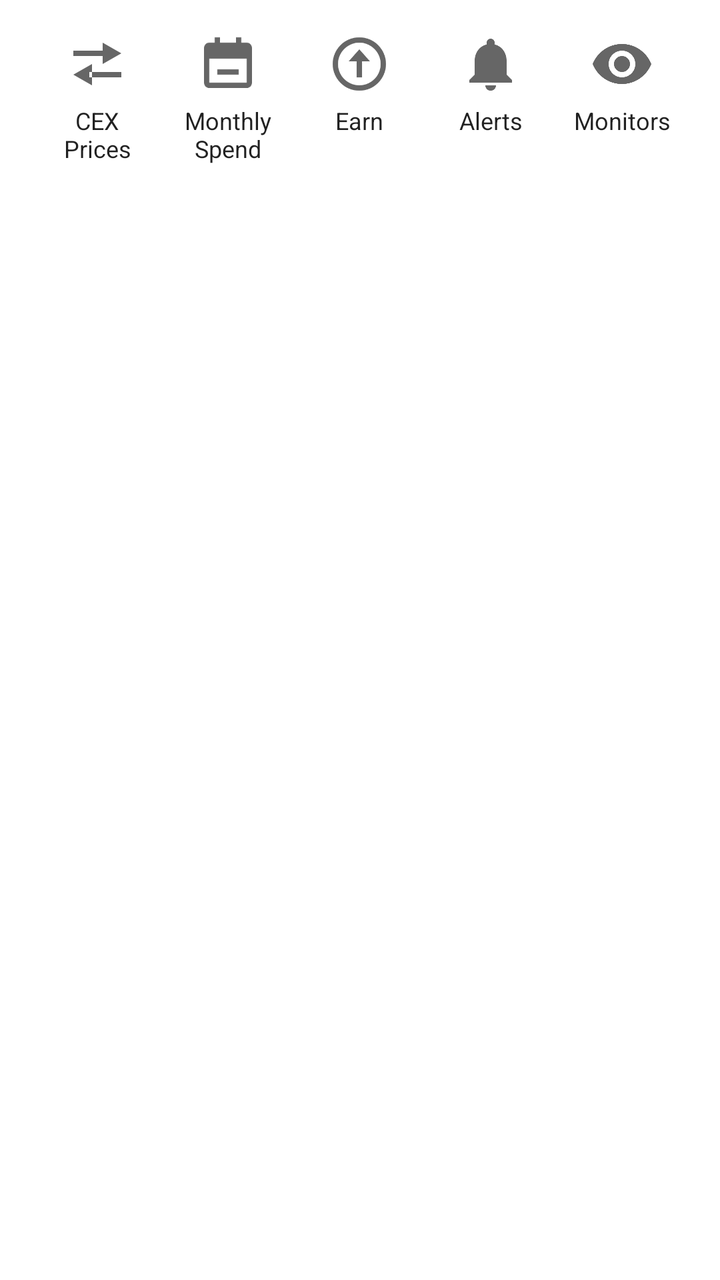
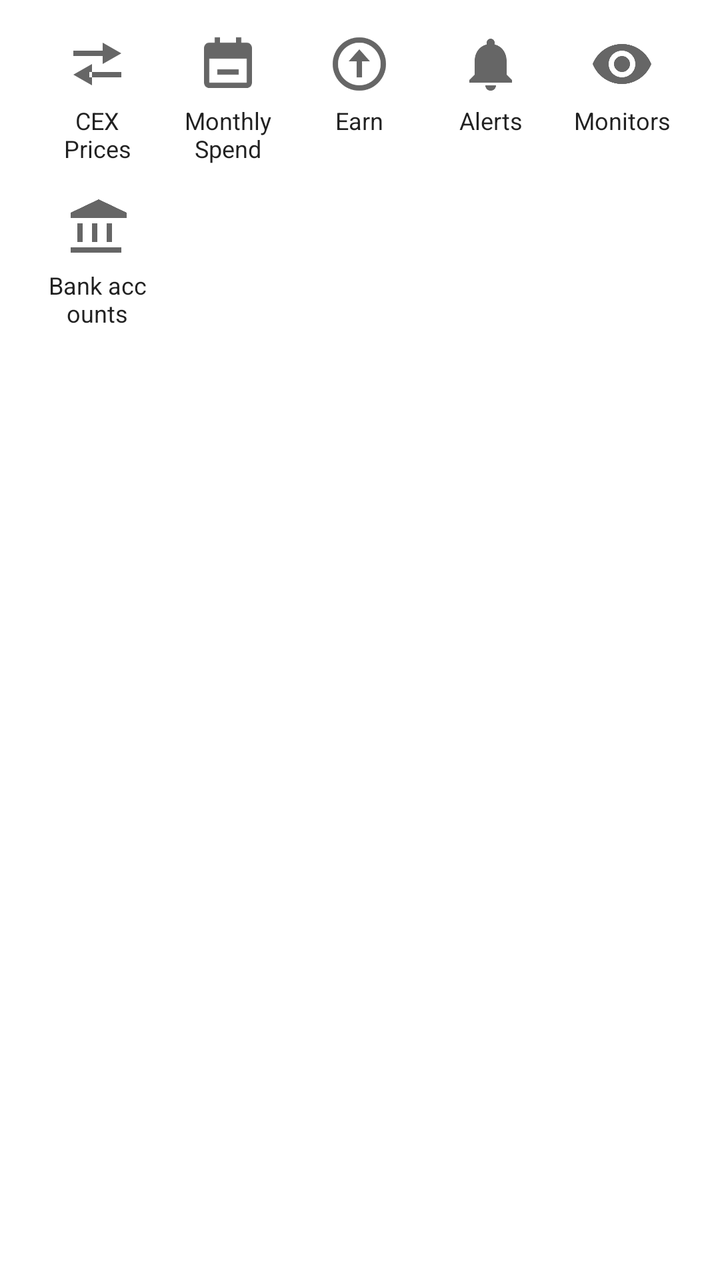

The first picture is an Android layout as it rendered before a commit; the second is the same layout after the commit. The layout source and the unified diff follow.
<!-- AndroidManifest.xml: application theme Theme.Accounting -->
<!-- res/layout/item_home_shortcuts.xml -->
<?xml version="1.0" encoding="utf-8"?>
<LinearLayout xmlns:android="http://schemas.android.com/apk/res/android"
    xmlns:app="http://schemas.android.com/apk/res-auto"
    android:id="@+id/container_home_shortcuts"
    android:layout_width="match_parent"
    android:layout_height="wrap_content"
    android:orientation="horizontal"
    android:paddingStart="16dp"
    android:paddingEnd="16dp"
    android:paddingTop="8dp"
    android:paddingBottom="8dp">

    <LinearLayout
        android:id="@+id/button_cex_prices"
        android:layout_width="0dp"
        android:layout_height="wrap_content"
        android:layout_weight="1"
        android:background="?attr/selectableItemBackground"
        android:clickable="true"
        android:focusable="true"
        android:gravity="center_horizontal"
        android:orientation="vertical"
        android:padding="8dp">

        <ImageView
            android:layout_width="32dp"
            android:layout_height="32dp"
            android:importantForAccessibility="no"
            app:srcCompat="@drawable/ic_home_cex_prices"
            app:tint="?attr/colorControlNormal" />

        <TextView
            android:layout_width="match_parent"
            android:layout_height="wrap_content"
            android:layout_marginTop="4dp"
            android:gravity="center_horizontal"
            android:text="@string/home_shortcut_cex_prices"
            android:textColor="?android:attr/textColorPrimary"
            android:textSize="12sp" />
    </LinearLayout>

    <LinearLayout
        android:id="@+id/button_monthly_expenses"
        android:layout_width="0dp"
        android:layout_height="wrap_content"
        android:layout_weight="1"
        android:background="?attr/selectableItemBackground"
        android:clickable="true"
        android:focusable="true"
        android:gravity="center_horizontal"
        android:orientation="vertical"
        android:padding="8dp">

        <ImageView
            android:layout_width="32dp"
            android:layout_height="32dp"
            android:importantForAccessibility="no"
            app:srcCompat="@drawable/ic_home_monthly_expenses"
            app:tint="?attr/colorControlNormal" />

        <TextView
            android:id="@+id/text_shortcut_monthly_expenses"
            android:layout_width="match_parent"
            android:layout_height="wrap_content"
            android:layout_marginTop="4dp"
            android:gravity="center_horizontal"
            android:text="@string/home_shortcut_monthly_expenses"
            android:textColor="?android:attr/textColorPrimary"
            android:textSize="12sp" />
    </LinearLayout>

    <LinearLayout
        android:id="@+id/button_earn"
        android:layout_width="0dp"
        android:layout_height="wrap_content"
        android:layout_weight="1"
        android:background="?attr/selectableItemBackground"
        android:clickable="true"
        android:focusable="true"
        android:gravity="center_horizontal"
        android:orientation="vertical"
        android:padding="8dp">

        <ImageView
            android:layout_width="32dp"
            android:layout_height="32dp"
            android:importantForAccessibility="no"
            app:srcCompat="@drawable/ic_home_earn"
            app:tint="?attr/colorControlNormal" />

        <TextView
            android:id="@+id/text_shortcut_earn"
            android:layout_width="match_parent"
            android:layout_height="wrap_content"
            android:layout_marginTop="4dp"
            android:gravity="center_horizontal"
            android:text="@string/home_shortcut_earn"
            android:textColor="?android:attr/textColorPrimary"
            android:textSize="12sp" />
    </LinearLayout>

    <LinearLayout
        android:id="@+id/button_alerts"
        android:layout_width="0dp"
        android:layout_height="wrap_content"
        android:layout_weight="1"
        android:background="?attr/selectableItemBackground"
        android:clickable="true"
        android:focusable="true"
        android:gravity="center_horizontal"
        android:orientation="vertical"
        android:padding="8dp">

        <ImageView
            android:layout_width="32dp"
            android:layout_height="32dp"
            android:importantForAccessibility="no"
            app:srcCompat="@drawable/ic_home_alerts"
            app:tint="?attr/colorControlNormal" />

        <TextView
            android:id="@+id/text_shortcut_alerts"
            android:layout_width="match_parent"
            android:layout_height="wrap_content"
            android:layout_marginTop="4dp"
            android:gravity="center_horizontal"
            android:text="@string/home_shortcut_alerts"
            android:textColor="?android:attr/textColorPrimary"
            android:textSize="12sp" />
    </LinearLayout>

    <LinearLayout
        android:id="@+id/button_monitors"
        android:layout_width="0dp"
        android:layout_height="wrap_content"
        android:layout_weight="1"
        android:background="?attr/selectableItemBackground"
        android:clickable="true"
        android:focusable="true"
        android:gravity="center_horizontal"
        android:orientation="vertical"
        android:padding="8dp">

        <ImageView
            android:layout_width="32dp"
            android:layout_height="32dp"
            android:importantForAccessibility="no"
            app:srcCompat="@drawable/ic_home_monitors"
            app:tint="?attr/colorControlNormal" />

        <TextView
            android:id="@+id/text_shortcut_monitors"
            android:layout_width="match_parent"
            android:layout_height="wrap_content"
            android:layout_marginTop="4dp"
            android:gravity="center_horizontal"
            android:text="@string/home_shortcut_monitors"
            android:textColor="?android:attr/textColorPrimary"
            android:textSize="12sp" />
    </LinearLayout>
</LinearLayout>
<!-- resources referenced by this layout -->
<resources>
  <!-- drawable ic_home_alerts (drawable) -->
  <?xml version="1.0" encoding="utf-8"?>
  <vector xmlns:android="http://schemas.android.com/apk/res/android"
      android:width="24dp"
      android:height="24dp"
      android:viewportWidth="24"
      android:viewportHeight="24">
      
      <path android:fillColor="@android:color/black"
          android:pathData="M12,22c1.1,0 2,-0.9 2,-2h-4c0,1.1 0.9,2 2,2zM18,16v-5c0,-3.07 -1.64,-5.64 -4.5,-6.32V4c0,-0.83 -0.67,-1.5 -1.5,-1.5s-1.5,0.67 -1.5,1.5v0.68C7.63,5.36 6,7.92 6,11v5l-2,2v1h16v-1l-2,-2z" />
  </vector>
  <!-- drawable ic_home_cex_prices (drawable) -->
  <?xml version="1.0" encoding="utf-8"?>
  <vector xmlns:android="http://schemas.android.com/apk/res/android"
      android:width="24dp"
      android:height="24dp"
      android:viewportWidth="24"
      android:viewportHeight="24">
      
      
      <path android:fillColor="@android:color/black"
          android:pathData="M3,7h12v2H3zM14,4l7,4l-7,4z" />
      
      <path android:fillColor="@android:color/black"
          android:pathData="M9,15h12v2H9zM10,12l-7,4l7,4z" />
  </vector>
  <!-- drawable ic_home_monitors (drawable) -->
  <?xml version="1.0" encoding="utf-8"?>
  <vector xmlns:android="http://schemas.android.com/apk/res/android"
      android:width="24dp"
      android:height="24dp"
      android:viewportWidth="24"
      android:viewportHeight="24">
      
      <path android:fillColor="@android:color/black"
          android:pathData="M12,4.5C7,4.5 2.73,7.61 1,12c1.73,4.39 6,7.5 11,7.5s9.27,-3.11 11,-7.5c-1.73,-4.39 -6,-7.5 -11,-7.5zM12,17c-2.76,0 -5,-2.24 -5,-5s2.24,-5 5,-5 5,2.24 5,5 -2.24,5 -5,5zM12,9c-1.66,0 -3,1.34 -3,3s1.34,3 3,3 3,-1.34 3,-3 -1.34,-3 -3,-3z" />
  </vector>
  <string name="home_shortcut_alerts">Alerts</string>
  <string name="home_shortcut_cex_prices">CEX Prices</string>
  <string name="home_shortcut_earn">Earn</string>
  <string name="home_shortcut_monitors">Monitors</string>
  <string name="home_shortcut_monthly_expenses">Monthly Spend</string>
  <style name="Theme.Accounting" parent="Theme.MaterialComponents.DayNight.NoActionBar">
          <item name="colorPrimary">@color/gold_500</item>
          <item name="colorPrimaryVariant">@color/gold_700</item>
          <item name="colorOnPrimary">@color/white</item>
          <item name="colorSecondary">@color/brown_500</item>
          <item name="colorSecondaryVariant">@color/brown_700</item>
          <item name="colorOnSecondary">@color/white</item>
          <item name="android:statusBarColor" tools:targetApi="21">?attr/colorPrimaryVariant</item>
          <item name="alertDialogTheme">@style/ThemeOverlay.Accounting.Dialog.Alert</item>
      </style>
  <color name="gold_500">#B8860B</color>
  <color name="gold_700">#7A5C00</color>
  <color name="white">#FFFFFFFF</color>
  <color name="brown_500">#5D4037</color>
  <color name="brown_700">#4E342E</color>
  <style name="ThemeOverlay.Accounting.Dialog.Alert" parent="ThemeOverlay.MaterialComponents.Dialog.Alert">
          <item name="colorPrimary">@color/dialog_button</item>
      </style>
  <color name="dialog_button">@color/gold_500</color>
  <!-- unchanged entries left out for length: 2 -->
</resources>

<!-- the commit's change to res/layout/item_home_shortcuts.xml (unified diff, before → after) -->
@@ -4,13 +4,19 @@
     android:id="@+id/container_home_shortcuts"
     android:layout_width="match_parent"
     android:layout_height="wrap_content"
-    android:orientation="horizontal"
+    android:orientation="vertical"
     android:paddingStart="16dp"
     android:paddingEnd="16dp"
     android:paddingTop="8dp"
     android:paddingBottom="8dp">
 
     <LinearLayout
+        android:id="@+id/row_home_shortcuts_main"
+        android:layout_width="match_parent"
+        android:layout_height="wrap_content"
+        android:orientation="horizontal">
+
+    <LinearLayout
         android:id="@+id/button_cex_prices"
         android:layout_width="0dp"
         android:layout_height="wrap_content"
@@ -158,4 +164,48 @@
             android:textColor="?android:attr/textColorPrimary"
             android:textSize="12sp" />
     </LinearLayout>
+    </LinearLayout>
+
+    
+    <LinearLayout
+        android:id="@+id/row_home_shortcuts_more"
+        android:layout_width="match_parent"
+        android:layout_height="wrap_content"
+        android:orientation="horizontal">
+
+        <LinearLayout
+            android:id="@+id/button_bank_accounts"
+            android:layout_width="0dp"
+            android:layout_height="wrap_content"
+            android:layout_weight="1"
+            android:background="?attr/selectableItemBackground"
+            android:clickable="true"
+            android:focusable="true"
+            android:gravity="center_horizontal"
+            android:orientation="vertical"
+            android:padding="8dp">
+
+            <ImageView
+                android:layout_width="32dp"
+                android:layout_height="32dp"
+                android:importantForAccessibility="no"
+                app:srcCompat="@drawable/ic_home_bank_accounts"
+                app:tint="?attr/colorControlNormal" />
+
+            <TextView
+                android:id="@+id/text_shortcut_bank_accounts"
+                android:layout_width="match_parent"
+                android:layout_height="wrap_content"
+                android:layout_marginTop="4dp"
+                android:gravity="center_horizontal"
+                android:text="@string/home_shortcut_bank_accounts"
+                android:textColor="?android:attr/textColorPrimary"
+                android:textSize="12sp" />
+        </LinearLayout>
+
+        <Space android:layout_width="0dp" android:layout_height="0dp" android:layout_weight="1" />
+        <Space android:layout_width="0dp" android:layout_height="0dp" android:layout_weight="1" />
+        <Space android:layout_width="0dp" android:layout_height="0dp" android:layout_weight="1" />
+        <Space android:layout_width="0dp" android:layout_height="0dp" android:layout_weight="1" />
+    </LinearLayout>
 </LinearLayout>
<!-- resource entries referenced after the edit -->
@@ -10,6 +10,17 @@
       
       <path android:fillColor="@android:color/black"
           android:pathData="M12,22c1.1,0 2,-0.9 2,-2h-4c0,1.1 0.9,2 2,2zM18,16v-5c0,-3.07 -1.64,-5.64 -4.5,-6.32V4c0,-0.83 -0.67,-1.5 -1.5,-1.5s-1.5,0.67 -1.5,1.5v0.68C7.63,5.36 6,7.92 6,11v5l-2,2v1h16v-1l-2,-2z" />
+  </vector>
+  <!-- drawable ic_home_bank_accounts (drawable) -->
+  <?xml version="1.0" encoding="utf-8"?>
+  <vector xmlns:android="http://schemas.android.com/apk/res/android"
+      android:width="24dp"
+      android:height="24dp"
+      android:viewportWidth="24"
+      android:viewportHeight="24">
+      
+      <path android:fillColor="@android:color/black"
+          android:pathData="M6.5,10h-2v7h2v-7zM12,10h-2v7h2v-7zM21,19H2v2h19v-2zM17.5,10h-2v7h2v-7zM12.5,1L2,6v2h21V6L12.5,1z" />
   </vector>
   <!-- drawable ic_home_cex_prices (drawable) -->
   <?xml version="1.0" encoding="utf-8"?>
@@ -38,6 +49,7 @@
           android:pathData="M12,4.5C7,4.5 2.73,7.61 1,12c1.73,4.39 6,7.5 11,7.5s9.27,-3.11 11,-7.5c-1.73,-4.39 -6,-7.5 -11,-7.5zM12,17c-2.76,0 -5,-2.24 -5,-5s2.24,-5 5,-5 5,2.24 5,5 -2.24,5 -5,5zM12,9c-1.66,0 -3,1.34 -3,3s1.34,3 3,3 3,-1.34 3,-3 -1.34,-3 -3,-3z" />
   </vector>
   <string name="home_shortcut_alerts">Alerts</string>
+  <string name="home_shortcut_bank_accounts">Bank accounts</string>
   <string name="home_shortcut_cex_prices">CEX Prices</string>
   <string name="home_shortcut_earn">Earn</string>
   <string name="home_shortcut_monitors">Monitors</string>
